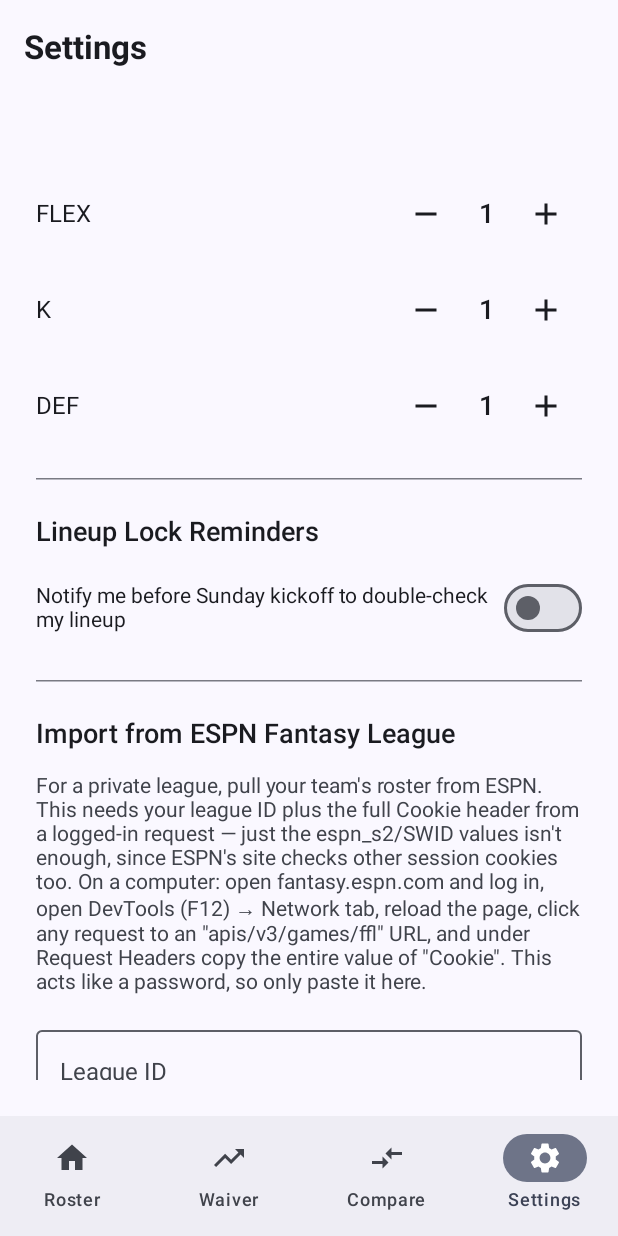
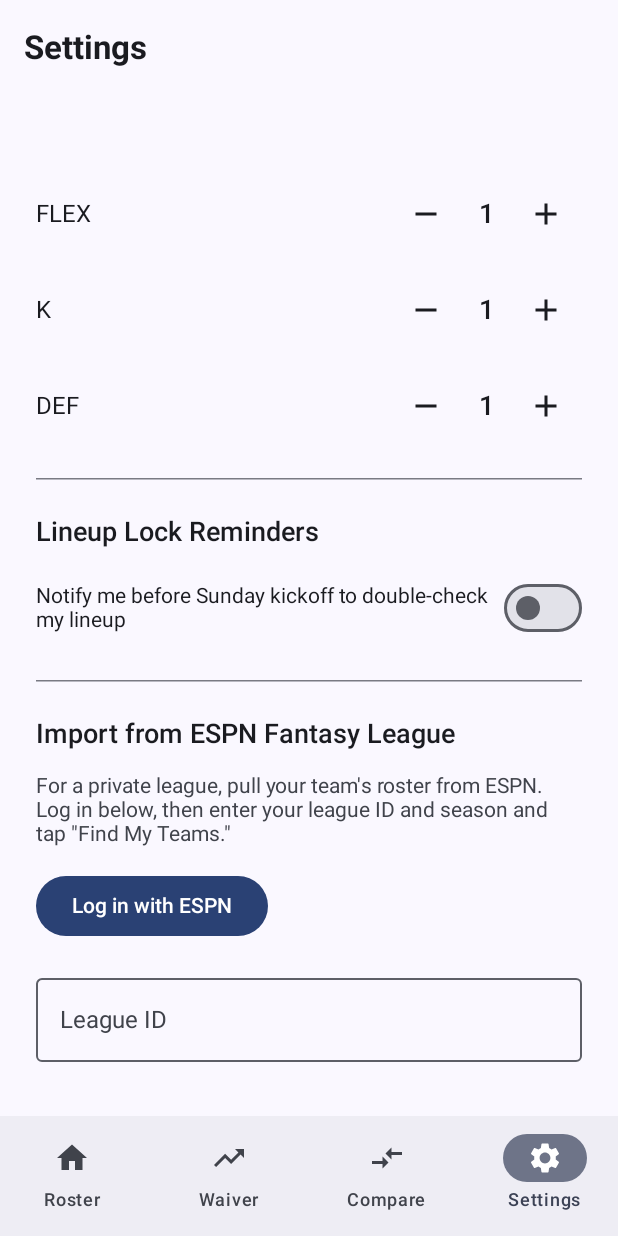
Before and after one commit to Palm9999/docs, an Android app built with Jetpack Compose: the SettingsScreen screen opened through its navigation route, scrolled down 884 dp, on a phone screen of 412 x 824 dp. Run offline under Robolectric (Android 15) with nearby library versions, the phone set to English and light mode, and no system bars; our stand-ins replace Dagger/Hilt's generated code, Room's generated code.

Commit message:
Replace manual cookie extraction with an in-app ESPN login screen
Manually digging a Cookie header out of browser DevTools was too
fragile and desktop-only for a mobile app flow. Add an embedded
WebView login screen instead: a real WebView runs real JavaScript, so
it passes ESPN's bot-mitigation the same way an ordinary browser tab
does, and once the user logs in normally, CookieManager hands back
every cookie the site set for the domain (not just espn_s2/SWID) —
exactly the full Cookie header a real request would send, with no
DevTools involved.

The old manual-paste field stays as a collapsed "advanced" fallback.

Co-Authored-By: Claude Sonnet 5 <noreply@anthropic.com>
Claude-Session: https://claude.ai/code/session_017xahFwHJx38thQetBQbB7C

```diff
--- a/app/src/main/java/com/sitorplay/app/ui/settings/SettingsScreen.kt
+++ b/app/src/main/java/com/sitorplay/app/ui/settings/SettingsScreen.kt
@@ -227,18 +227,26 @@ fun SettingsScreen(
 
 @Composable
 private fun EspnImportSection(state: EspnImportUiState, viewModel: EspnImportViewModel) {
+    var showLoginDialog by remember { mutableStateOf(false) }
+    var showManualCookieField by remember { mutableStateOf(false) }
+
     Text("Import from ESPN Fantasy League", style = MaterialTheme.typography.titleMedium)
     Text(
-        "For a private league, pull your team's roster from ESPN. This needs your league ID " +
-            "plus the full Cookie header from a logged-in request — just the espn_s2/SWID " +
-            "values isn't enough, since ESPN's site checks other session cookies too. On a " +
-            "computer: open fantasy.espn.com and log in, open DevTools (F12) → Network tab, " +
-            "reload the page, click any request to an \"apis/v3/games/ffl\" URL, and under " +
-            "Request Headers copy the entire value of \"Cookie\". This acts like a password, so " +
-            "only paste it here.",
+        "For a private league, pull your team's roster from ESPN. Log in below, then enter " +
+            "your league ID and season and tap \"Find My Teams.\"",
         style = MaterialTheme.typography.bodyMedium,
         color = MaterialTheme.colorScheme.onSurfaceVariant
     )
+    Button(onClick = { showLoginDialog = true }) {
+        Text(if (state.cookieHeader.isBlank()) "Log in with ESPN" else "Log in with ESPN again")
+    }
+    if (state.cookieHeader.isNotBlank()) {
+        Text(
+            "Logged in ✓",
+            style = MaterialTheme.typography.bodySmall,
+            color = MaterialTheme.colorScheme.primary
+        )
+    }
     OutlinedTextField(
         value = state.leagueId,
         onValueChange = viewModel::updateLeagueId,
@@ -253,6 +261,10 @@ private fun EspnImportSection(state: EspnImportUiState, viewModel: EspnImportVie
         singleLine = true,
         modifier = Modifier.fillMaxWidth()
     )
+    TextButton(onClick = { showManualCookieField = !showManualCookieField }) {
+        Text(if (showManualCookieField) "Hide advanced option" else "Advanced: paste a cookie header manually")
+    }
+    if (showManualCookieField) {
         OutlinedTextField(
             value = state.cookieHeader,
             onValueChange = viewModel::updateCookieHeader,
@@ -260,6 +272,7 @@ private fun EspnImportSection(state: EspnImportUiState, viewModel: EspnImportVie
             minLines = 3,
             modifier = Modifier.fillMaxWidth()
         )
+    }
     Button(onClick = viewModel::fetchTeams, enabled = !state.isLoading) {
         Text("Find My Teams")
     }
@@ -283,6 +296,16 @@ private fun EspnImportSection(state: EspnImportUiState, viewModel: EspnImportVie
             text = { Text("\"${state.importedTeamName}\" was added as a new team with its ESPN roster.") },
             confirmButton = {
                 TextButton(onClick = viewModel::consumeImportedTeamName) { Text("OK") }
+            }
+        )
+    }
+
+    if (showLoginDialog) {
+        EspnLoginDialog(
+            onDismiss = { showLoginDialog = false },
+            onLoggedIn = { cookies ->
+                viewModel.updateCookieHeader(cookies)
+                showLoginDialog = false
             }
         )
     }
```
Also changed, not shown: app/src/main/java/com/sitorplay/app/ui/settings/EspnLoginDialog.kt (added, +85 -0 lines). Lines whose indentation alone changed are shown as unchanged.
